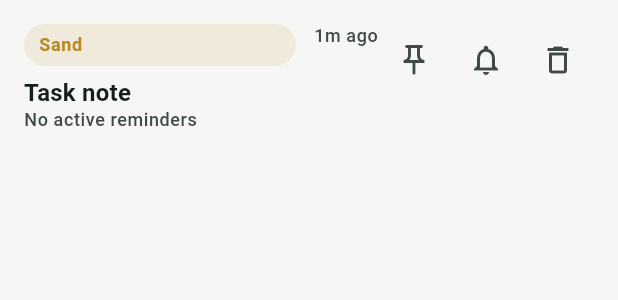
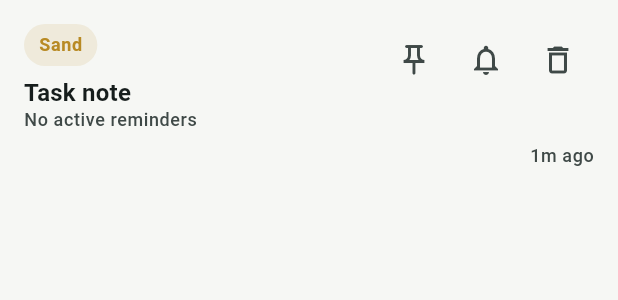
Before and after one commit to code-cra7t/pulse, a Flutter app: the _NoteCard widget shown alone on an empty page, opened directly with empty values, on a phone screen of 412 x 824 dp. Shown: the top 300 px of the screen. Run offline on Flutter 3.47's test engine with Material 3 defaults, Android fonts, the phone set to English and light mode, and no system bars; our stand-ins replace cloud_firestore, connectivity_plus, firebase_auth, firebase_core, firebase_storage, flutter_local_notifications and 3 more; accounts and stored records are empty.

Commit message:
Edit Note Card UI

```diff
--- a/lib/features/notes/presentation/notes_home_screen.dart
+++ b/lib/features/notes/presentation/notes_home_screen.dart
@@ -412,17 +412,7 @@ class _NoteCard extends StatelessWidget {
                     child: Column(
                       crossAxisAlignment: CrossAxisAlignment.start,
                       children: [
-                        Row(
-                          crossAxisAlignment: CrossAxisAlignment.start,
-                          children: [
-                            Expanded(child: _NoteColorBadge(tag: noteTag)),
-                            const SizedBox(width: AppSpacing.sm),
-                            Text(
-                              TimestampFormatter.format(displayTimestamp),
-                              style: Theme.of(context).textTheme.bodySmall,
-                            ),
-                          ],
-                        ),
+                        _NoteColorBadge(tag: noteTag),
                         const SizedBox(height: AppSpacing.xs),
                         if (note.isPinned) ...[
                           Text(
@@ -510,9 +500,28 @@ class _NoteCard extends StatelessWidget {
                   images: note.images,
                 ),
                 const SizedBox(height: AppSpacing.xs),
-                Text(
+                Row(
+                  children: [
+                    Expanded(
+                      child: Text(
                         '${note.images.length} image(s) attached',
                         style: Theme.of(context).textTheme.bodySmall,
+                      ),
+                    ),
+                    Text(
+                      TimestampFormatter.format(displayTimestamp),
+                      style: Theme.of(context).textTheme.bodySmall,
+                    ),
+                  ],
+                ),
+              ] else ...[
+                const SizedBox(height: AppSpacing.xs),
+                Align(
+                  alignment: Alignment.centerRight,
+                  child: Text(
+                    TimestampFormatter.format(displayTimestamp),
+                    style: Theme.of(context).textTheme.bodySmall,
+                  ),
                 ),
               ],
             ],
@@ -1132,7 +1141,9 @@ class _NoteColorBadge extends StatelessWidget {
 
   @override
   Widget build(BuildContext context) {
-    return Container(
+    return Align(
+      alignment: Alignment.centerLeft,
+      child: Container(
         padding: const EdgeInsets.symmetric(horizontal: 10, vertical: 6),
         decoration: BoxDecoration(
           color: tag.accent.withValues(alpha: 0.12),
@@ -1143,6 +1154,7 @@ class _NoteColorBadge extends StatelessWidget {
           style: Theme.of(context).textTheme.bodySmall?.copyWith(
             color: tag.accent,
             fontWeight: FontWeight.w700,
+          ),
         ),
       ),
     );
```
Lines whose indentation alone changed are shown as unchanged.
